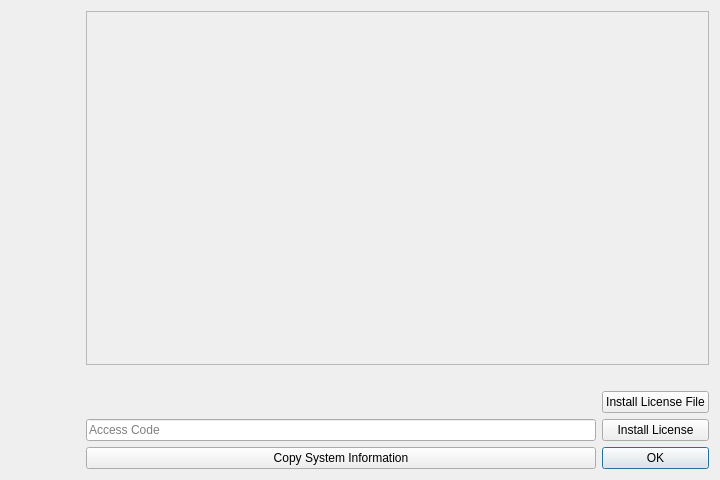
This is src/support/gamslicensingdialog.ui in GAMS-dev/studio as Qt 5 draws it before an edit. The edited form follows.
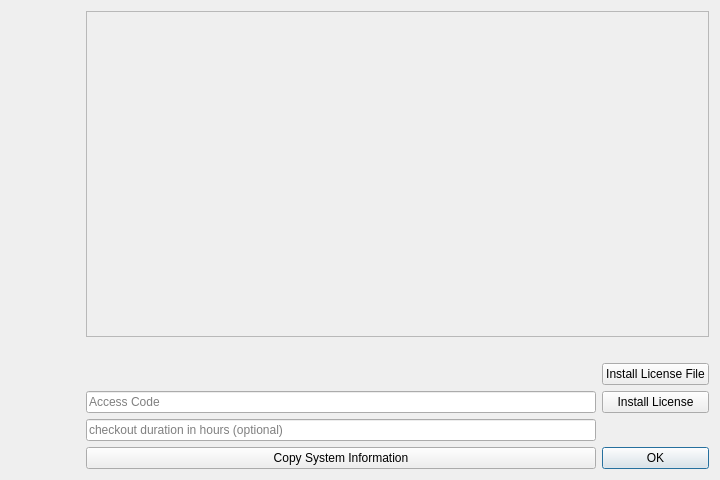
This is the edited form. Icons and pictures are not drawn.

Commit message: add temporary session checkout

What changed in the file:
```diff
--- a/src/support/gamslicensingdialog.ui
+++ b/src/support/gamslicensingdialog.ui
@@ -81,7 +81,7 @@
           <x>0</x>
           <y>0</y>
           <width>621</width>
-          <height>340</height>
+          <height>309</height>
          </rect>
         </property>
         <layout class="QHBoxLayout" name="horizontalLayout_3">
@@ -197,6 +197,29 @@
         </widget>
        </item>
        <item row="2" column="0">
+        <widget class="QLineEdit" name="cdEdit">
+         <property name="placeholderText">
+          <string>checkout duration in hours (optional)</string>
+         </property>
+        </widget>
+       </item>
+       <item row="2" column="1">
+        <spacer name="horizontalSpacer_2">
+         <property name="orientation">
+          <enum>Qt::Orientation::Horizontal</enum>
+         </property>
+         <property name="sizeType">
+          <enum>QSizePolicy::Policy::Minimum</enum>
+         </property>
+         <property name="sizeHint" stdset="0">
+          <size>
+           <width>40</width>
+           <height>20</height>
+          </size>
+         </property>
+        </spacer>
+       </item>
+       <item row="3" column="0">
         <widget class="QPushButton" name="copyButton">
          <property name="sizePolicy">
           <sizepolicy hsizetype="Minimum" vsizetype="Fixed">
@@ -212,7 +235,7 @@
          </property>
         </widget>
        </item>
-       <item row="2" column="1">
+       <item row="3" column="1">
         <widget class="QPushButton" name="okButton">
          <property name="sizePolicy">
           <sizepolicy hsizetype="Minimum" vsizetype="Fixed">
```
The commit also changes 4 other files.
